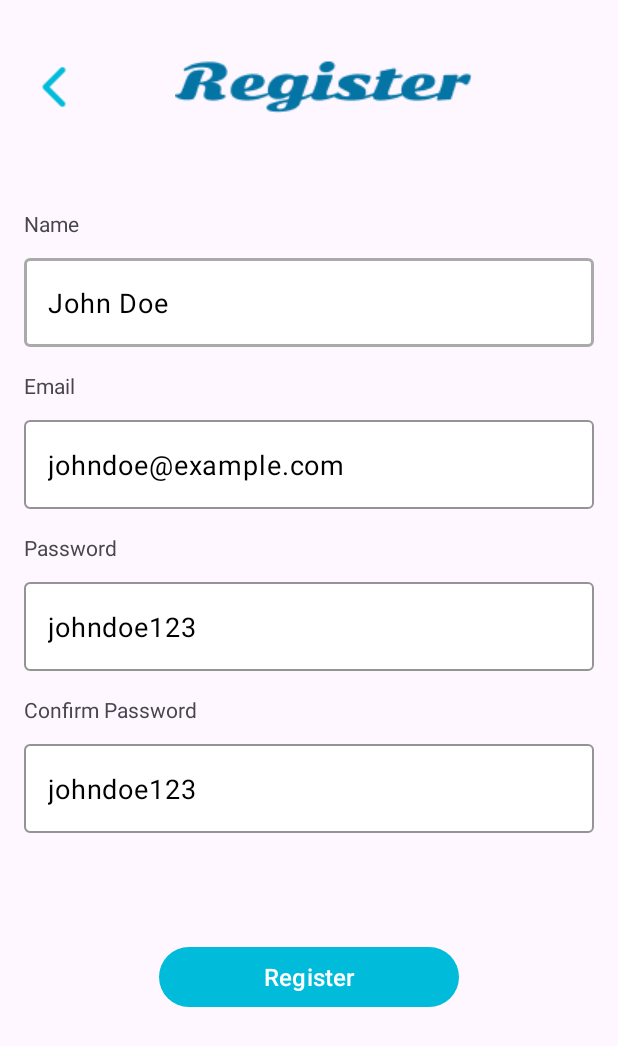
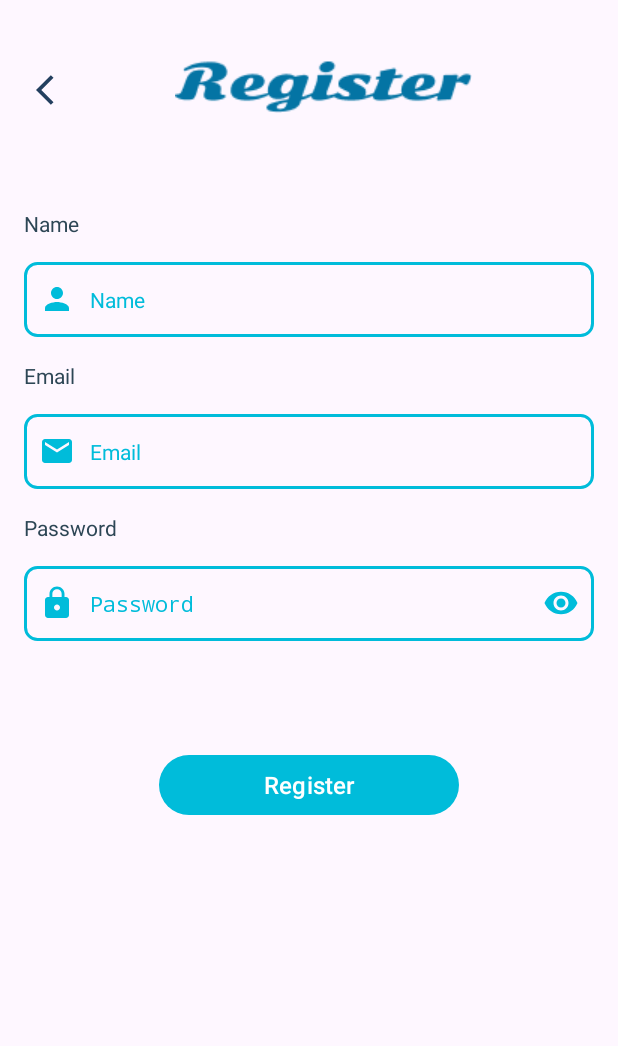
Before and after one commit to Kulinerin-Bangkit-Team-2024/Mobile-Development, an Android app: the RegisterActivity screen opened directly, with no data from a screen before it, on a phone screen of 412 x 824 dp. Shown: the top 1046 px of the screen. Run offline under Robolectric (Android 15) with nearby library versions, the phone set to English and light mode, and no system bars.

Commit message:
Creating custom view for input email, name, and password

```diff
--- a/app/src/main/java/com/bangkit/capstone/kulinerin/data/adapter/FoodAdapter.kt
+++ b/app/src/main/java/com/bangkit/capstone/kulinerin/data/adapter/FoodAdapter.kt
@@ -7,7 +7,10 @@ import com.bangkit.capstone.kulinerin.data.response.FoodsItem
 import com.bangkit.capstone.kulinerin.databinding.ItemFoodBinding
 import com.bumptech.glide.Glide
 
-class FoodAdapter(private val foodList: List<FoodsItem>) : RecyclerView.Adapter<FoodAdapter.FoodViewHolder>() {
+class FoodAdapter(
+    private val foodList: List<FoodsItem>
+
+) : RecyclerView.Adapter<FoodAdapter.FoodViewHolder>() {
 
     inner class FoodViewHolder(private val binding: ItemFoodBinding) : RecyclerView.ViewHolder(binding.root) {
         fun bind(foods: FoodsItem) {
--- /dev/null
+++ b/app/src/main/java/com/bangkit/capstone/kulinerin/ui/view/InputEmailView.kt
@@ -0,0 +1,77 @@
+package com.bangkit.capstone.kulinerin.ui.view
+
+import android.content.Context
+import android.text.Editable
+import android.text.InputType
+import android.text.TextWatcher
+import android.util.AttributeSet
+import android.util.Patterns
+import android.view.LayoutInflater
+import android.widget.LinearLayout
+import com.bangkit.capstone.kulinerin.R
+import com.bangkit.capstone.kulinerin.databinding.ViewInputBinding
+
+class InputEmailView @JvmOverloads constructor(
+    context: Context,
+    attrs: AttributeSet? = null,
+    defStyleAttr: Int = 0
+): LinearLayout(context, attrs, defStyleAttr) {
+    private val binding: ViewInputBinding =
+        ViewInputBinding.inflate(LayoutInflater.from(context), this)
+
+    init {
+        binding.etInput.apply {
+            inputType = InputType.TYPE_TEXT_VARIATION_EMAIL_ADDRESS
+            hint = context.getString(R.string.email)
+            setCompoundDrawablesWithIntrinsicBounds(
+                R.drawable.ic_email,
+                0,
+                0,
+                0
+            )
+
+            addTextChangedListener(object : TextWatcher {
+                override fun beforeTextChanged(
+                    s: CharSequence?,
+                    start: Int,
+                    count: Int,
+                    after: Int
+                ) {
+                }
+
+                override fun onTextChanged(s: CharSequence?, start: Int, before: Int, count: Int) {
+                    validateEmail()
+                }
+
+                override fun afterTextChanged(s: Editable?) {}
+            })
+        }
+
+        setOnClickListener{
+            binding.etInput.requestFocus()
+        }
+    }
+
+    private fun validateEmail() {
+        val email = binding.etInput.text?.toString()?.trim()
+        binding.etInput.error = if (!isValidEmail(email)) {
+            context.getString(R.string.error_invalid_email)
+        } else {
+            null
+        }
+    }
+
+    private fun isValidEmail(email: String?): Boolean {
+        return !email.isNullOrEmpty() && Patterns.EMAIL_ADDRESS.matcher(email).matches()
+    }
+
+    fun getEmail(): String = binding.etInput.text?.toString()?.trim() ?: ""
+
+    fun setEmail(email: String) {
+        binding.etInput.setText(email)
+    }
+
+    fun setError(errorMessage: String?) {
+        binding.etInput.error = errorMessage
+    }
+}
--- /dev/null
+++ b/app/src/main/java/com/bangkit/capstone/kulinerin/ui/view/InputNameView.kt
@@ -0,0 +1,66 @@
+package com.bangkit.capstone.kulinerin.ui.view
+
+import android.content.Context
+import android.text.Editable
+import android.text.InputType
+import android.text.TextWatcher
+import android.util.AttributeSet
+import android.view.LayoutInflater
+import android.widget.LinearLayout
+import com.bangkit.capstone.kulinerin.R
+import com.bangkit.capstone.kulinerin.databinding.ViewInputBinding
+
+class InputNameView @JvmOverloads constructor(
+    context: Context,
+    attrs: AttributeSet? = null,
+    defStyleAttr: Int = 0
+) : LinearLayout(context, attrs, defStyleAttr) {
+
+    private val binding: ViewInputBinding =
+        ViewInputBinding.inflate(LayoutInflater.from(context), this)
+
+    init {
+
+        binding.etInput.apply {
+            inputType = InputType.TYPE_CLASS_TEXT
+            hint = context.getString(R.string.name)
+            setCompoundDrawablesWithIntrinsicBounds(R.drawable.ic_person_db, 0, 0, 0)
+
+            addTextChangedListener(object : TextWatcher {
+                override fun beforeTextChanged(s: CharSequence?, start: Int, count: Int, after: Int) {}
+                override fun onTextChanged(s: CharSequence?, start: Int, before: Int, count: Int) {
+                    validateName()
+                }
+
+                override fun afterTextChanged(s: Editable?) {}
+            })
+        }
+
+        setOnClickListener {
+            binding.etInput.requestFocus()
+        }
+    }
+
+    private fun validateName() {
+        val name = binding.etInput.text?.toString()?.trim()
+        binding.etInput.error = if (!isValidName(name)) {
+            context.getString(R.string.error_invalid_name)
+        } else {
+            null
+        }
+    }
+
+    private fun isValidName(name: String?): Boolean {
+        return !name.isNullOrEmpty() && name.matches(Regex("^[a-zA-Z\\s]+$"))
+    }
+
+    fun getName(): String = binding.etInput.text?.toString()?.trim() ?: ""
+
+    fun setName(name: String) {
+        binding.etInput.setText(name)
+    }
+
+    fun setError(errorMessage: String?) {
+        binding.etInput.error = errorMessage
+    }
+}
--- /dev/null
+++ b/app/src/main/java/com/bangkit/capstone/kulinerin/ui/view/InputPasswordView.kt
@@ -0,0 +1,94 @@
+package com.bangkit.capstone.kulinerin.ui.view
+
+import android.annotation.SuppressLint
+import android.content.Context
+import android.text.Editable
+import android.text.InputType
+import android.text.TextWatcher
+import android.util.AttributeSet
+import android.view.LayoutInflater
+import android.view.MotionEvent
+import android.widget.LinearLayout
+import com.bangkit.capstone.kulinerin.R
+import com.bangkit.capstone.kulinerin.databinding.ViewInputBinding
+
+@SuppressLint("ClickableViewAccessibility")
+class InputPasswordView @JvmOverloads constructor(
+    context: Context,
+    attrs: AttributeSet? = null,
+    defStyleAttr: Int = 0
+) : LinearLayout(context, attrs, defStyleAttr) {
+
+    private val binding: ViewInputBinding =
+        ViewInputBinding.inflate(LayoutInflater.from(context), this)
+    private var isPasswordVisible = false
+
+    init {
+
+        binding.etInput.apply {
+            inputType = InputType.TYPE_CLASS_TEXT or InputType.TYPE_TEXT_VARIATION_PASSWORD
+            hint = context.getString(R.string.password)
+            setCompoundDrawablesWithIntrinsicBounds(R.drawable.ic_lock, 0, R.drawable.baseline_visibility_24, 0)
+
+            setOnTouchListener { _, event ->
+                if (event.action == MotionEvent.ACTION_UP) {
+                    val drawableEndIndex = 2
+                    if (compoundDrawables[drawableEndIndex] != null &&
+                        event.rawX >= right - compoundDrawables[drawableEndIndex].bounds.width()
+                    ) {
+                        togglePasswordVisibility()
+                        return@setOnTouchListener true
+                    }
+                }
+                false
+            }
+
+            addTextChangedListener(object : TextWatcher {
+                override fun beforeTextChanged(s: CharSequence?, start: Int, count: Int, after: Int) {}
+                override fun onTextChanged(s: CharSequence?, start: Int, before: Int, count: Int) {
+                    validatePasswordLength()
+                }
+
+                override fun afterTextChanged(s: Editable?) {}
+            })
+        }
+
+        setOnClickListener {
+            binding.etInput.requestFocus()
+        }
+    }
+
+    private fun togglePasswordVisibility() {
+        isPasswordVisible = !isPasswordVisible
+        binding.etInput.inputType = if (isPasswordVisible) {
+            InputType.TYPE_TEXT_VARIATION_VISIBLE_PASSWORD
+        } else {
+            InputType.TYPE_CLASS_TEXT or InputType.TYPE_TEXT_VARIATION_PASSWORD
+        }
+        binding.etInput.setCompoundDrawablesWithIntrinsicBounds(
+            R.drawable.ic_lock,
+            0,
+            if (isPasswordVisible) R.drawable.ic_visibility_off else R.drawable.baseline_visibility_24,
+            0
+        )
+        binding.etInput.setSelection(binding.etInput.text?.length ?: 0)
+    }
+
+    private fun validatePasswordLength() {
+        binding.etInput.error = if ((binding.etInput.text?.length ?: 0) < 8) {
+            context.getString(R.string.error_password_to_short)
+        } else {
+            null
+        }
+    }
+
+    fun getPassword(): String = binding.etInput.text?.toString()?.trim() ?: ""
+
+    fun setPassword(password: String) {
+        binding.etInput.setText(password)
+    }
+
+    fun setErrorMessage(errorMessage: String?) {
+        binding.etInput.error = errorMessage
+    }
+}
--- /dev/null
+++ b/app/src/main/res/drawable/baseline_visibility_24.xml
@@ -0,0 +1,5 @@
+<vector xmlns:android="http://schemas.android.com/apk/res/android" android:height="24dp" android:tint="#233F5F" android:viewportHeight="24" android:viewportWidth="24" android:width="24dp">
+
+    <path android:fillColor="@android:color/white" android:pathData="M12,4.5C7,4.5 2.73,7.61 1,12c1.73,4.39 6,7.5 11,7.5s9.27,-3.11 11,-7.5c-1.73,-4.39 -6,-7.5 -11,-7.5zM12,17c-2.76,0 -5,-2.24 -5,-5s2.24,-5 5,-5 5,2.24 5,5 -2.24,5 -5,5zM12,9c-1.66,0 -3,1.34 -3,3s1.34,3 3,3 3,-1.34 3,-3 -1.34,-3 -3,-3z"/>
+
+</vector>
--- /dev/null
+++ b/app/src/main/res/drawable/edit_text_background.xml
@@ -0,0 +1,8 @@
+<?xml version="1.0" encoding="utf-8"?>
+<shape xmlns:android="http://schemas.android.com/apk/res/android">
+    <solid android:color="@android:color/transparent" />
+    <stroke
+        android:width="2dp"
+        android:color="?attr/colorPrimary" />
+    <corners android:radius="8dp" />
+</shape>
--- /dev/null
+++ b/app/src/main/res/drawable/ic_back.xml
@@ -0,0 +1,5 @@
+<vector xmlns:android="http://schemas.android.com/apk/res/android" android:autoMirrored="true" android:height="24dp" android:tint="#233F5F" android:viewportHeight="24" android:viewportWidth="24" android:width="24dp">
+
+    <path android:fillColor="@android:color/white" android:pathData="M11.67,3.87L9.9,2.1 0,12l9.9,9.9 1.77,-1.77L3.54,12z"/>
+
+</vector>
--- /dev/null
+++ b/app/src/main/res/drawable/ic_email.xml
@@ -0,0 +1,5 @@
+<vector xmlns:android="http://schemas.android.com/apk/res/android" android:height="24dp" android:tint="#233F5F" android:viewportHeight="24" android:viewportWidth="24" android:width="24dp">
+
+    <path android:fillColor="@android:color/white" android:pathData="M20,4L4,4c-1.1,0 -1.99,0.9 -1.99,2L2,18c0,1.1 0.9,2 2,2h16c1.1,0 2,-0.9 2,-2L22,6c0,-1.1 -0.9,-2 -2,-2zM20,8l-8,5 -8,-5L4,6l8,5 8,-5v2z"/>
+
+</vector>
--- /dev/null
+++ b/app/src/main/res/drawable/ic_lock.xml
@@ -0,0 +1,5 @@
+<vector xmlns:android="http://schemas.android.com/apk/res/android" android:height="24dp" android:tint="#233F5F" android:viewportHeight="24" android:viewportWidth="24" android:width="24dp">
+
+    <path android:fillColor="@android:color/white" android:pathData="M18,8h-1L17,6c0,-2.76 -2.24,-5 -5,-5S7,3.24 7,6v2L6,8c-1.1,0 -2,0.9 -2,2v10c0,1.1 0.9,2 2,2h12c1.1,0 2,-0.9 2,-2L20,10c0,-1.1 -0.9,-2 -2,-2zM12,17c-1.1,0 -2,-0.9 -2,-2s0.9,-2 2,-2 2,0.9 2,2 -0.9,2 -2,2zM15.1,8L8.9,8L8.9,6c0,-1.71 1.39,-3.1 3.1,-3.1 1.71,0 3.1,1.39 3.1,3.1v2z"/>
+
+</vector>
--- /dev/null
+++ b/app/src/main/res/drawable/ic_person_db.xml
@@ -0,0 +1,5 @@
+<vector xmlns:android="http://schemas.android.com/apk/res/android" android:height="24dp" android:tint="#233F5F" android:viewportHeight="24" android:viewportWidth="24" android:width="24dp">
+
+    <path android:fillColor="@android:color/white" android:pathData="M12,12c2.21,0 4,-1.79 4,-4s-1.79,-4 -4,-4 -4,1.79 -4,4 1.79,4 4,4zM12,14c-2.67,0 -8,1.34 -8,4v2h16v-2c0,-2.66 -5.33,-4 -8,-4z"/>
+
+</vector>
--- /dev/null
+++ b/app/src/main/res/drawable/ic_visibility_off.xml
@@ -0,0 +1,5 @@
+<vector xmlns:android="http://schemas.android.com/apk/res/android" android:height="24dp" android:tint="#233F5F" android:viewportHeight="24" android:viewportWidth="24" android:width="24dp">
+
+    <path android:fillColor="@android:color/white" android:pathData="M12,7c2.76,0 5,2.24 5,5 0,0.65 -0.13,1.26 -0.36,1.83l2.92,2.92c1.51,-1.26 2.7,-2.89 3.43,-4.75 -1.73,-4.39 -6,-7.5 -11,-7.5 -1.4,0 -2.74,0.25 -3.98,0.7l2.16,2.16C10.74,7.13 11.35,7 12,7zM2,4.27l2.28,2.28 0.46,0.46C3.08,8.3 1.78,10.02 1,12c1.73,4.39 6,7.5 11,7.5 1.55,0 3.03,-0.3 4.38,-0.84l0.42,0.42L19.73,22 21,20.73 3.27,3 2,4.27zM7.53,9.8l1.55,1.55c-0.05,0.21 -0.08,0.43 -0.08,0.65 0,1.66 1.34,3 3,3 0.22,0 0.44,-0.03 0.65,-0.08l1.55,1.55c-0.67,0.33 -1.41,0.53 -2.2,0.53 -2.76,0 -5,-2.24 -5,-5 0,-0.79 0.2,-1.53 0.53,-2.2zM11.84,9.02l3.15,3.15 0.02,-0.16c0,-1.66 -1.34,-3 -3,-3l-0.17,0.01z"/>
+
+</vector>
--- a/app/src/main/res/layout/activity_register.xml
+++ b/app/src/main/res/layout/activity_register.xml
@@ -12,10 +12,10 @@
         android:layout_width="40dp"
         android:layout_height="wrap_content"
         android:layout_marginStart="16dp"
-        android:layout_marginTop="32dp"
+        android:layout_marginTop="48dp"
         android:src="@drawable/ic_back"
-        app:layout_constraintTop_toTopOf="parent"
-        app:layout_constraintStart_toStartOf="parent" />
+        app:layout_constraintStart_toStartOf="parent"
+        app:layout_constraintTop_toTopOf="parent" />
 
     <ImageView
         android:id="@+id/register_image"
@@ -37,34 +37,21 @@
         android:layout_marginEnd="16dp"
         android:text="@string/name"
         tools:layout_editor_absoluteX="0dp"
+        android:textColor="@color/dark_blue"
         app:layout_constraintTop_toBottomOf="@id/register_image" />
 
-    <com.google.android.material.textfield.TextInputLayout
-        android:id="@+id/input_layout_name"
+
+    <com.bangkit.capstone.kulinerin.ui.view.InputNameView
+        android:id="@+id/ed_input_name"
         android:layout_width="match_parent"
         android:layout_height="wrap_content"
-        android:layout_marginTop="8dp"
-        app:boxStrokeColor="@android:color/darker_gray"
-        app:boxBackgroundColor="@android:color/white"
-        app:hintEnabled="true"
-        app:hintAnimationEnabled="true"
-        app:boxStrokeWidth="1dp"
-        app:layout_constraintTop_toBottomOf="@id/tv_display_name"
         app:layout_constraintEnd_toEndOf="parent"
-        app:layout_constraintStart_toStartOf="parent">
+        app:layout_constraintStart_toStartOf="parent"
+        android:layout_marginVertical="16dp"
+        android:layout_marginStart="16dp"
+        android:layout_marginEnd="16dp"
+        app:layout_constraintTop_toBottomOf="@id/tv_display_name"/>
 
-        <com.google.android.material.textfield.TextInputEditText
-            android:id="@+id/tv_name_register"
-            android:layout_width="match_parent"
-            android:layout_height="wrap_content"
-            android:text="@string/dummy_name"
-            android:textColor="@android:color/black"
-            android:textSize="18sp"
-            android:layout_marginStart="16dp"
-            android:layout_marginEnd="16dp"
-            android:gravity="center_vertical" />
-
-    </com.google.android.material.textfield.TextInputLayout>
 
     <TextView
         android:id="@+id/tv_display_email"
@@ -75,35 +62,19 @@
         android:layout_marginEnd="16dp"
         android:text="@string/email"
         tools:layout_editor_absoluteX="0dp"
-        app:layout_constraintTop_toBottomOf="@id/input_layout_name" />
+        android:textColor="@color/dark_blue"
+        app:layout_constraintTop_toBottomOf="@id/ed_input_name" />
 
-    <com.google.android.material.textfield.TextInputLayout
-        android:id="@+id/input_layout_email"
+    <com.bangkit.capstone.kulinerin.ui.view.InputEmailView
+        android:id="@+id/ed_input_email"
         android:layout_width="match_parent"
         android:layout_height="wrap_content"
-        android:layout_marginTop="8dp"
-        app:boxStrokeColor="@android:color/darker_gray"
-        app:boxBackgroundColor="@android:color/white"
-        app:hintEnabled="true"
-        app:hintAnimationEnabled="true"
-        app:boxStrokeWidth="1dp"
-        app:layout_constraintTop_toBottomOf="@id/tv_display_email"
         app:layout_constraintEnd_toEndOf="parent"
-        app:layout_constraintStart_toStartOf="parent">
-
-        <com.google.android.material.textfield.TextInputEditText
-            android:id="@+id/tv_email_register"
-            android:layout_width="match_parent"
-            android:layout_height="wrap_content"
-            android:text="@string/dummy_email"
-            android:textColor="@android:color/black"
-            android:textSize="18sp"
-            android:layout_marginStart="16dp"
-            android:layout_marginEnd="16dp"
-            android:gravity="center_vertical" />
-
-    </com.google.android.material.textfield.TextInputLayout>
-
+        app:layout_constraintStart_toStartOf="parent"
+        android:layout_marginVertical="16dp"
+        android:layout_marginStart="16dp"
+        android:layout_marginEnd="16dp"
+        app:layout_constraintTop_toBottomOf="@id/tv_display_email"/>
 
     <TextView
         android:id="@+id/tv_display_password"
@@ -113,77 +84,26 @@
         android:layout_marginStart="16dp"
         android:layout_marginEnd="16dp"
         android:text="@string/password"
-        app:layout_constraintTop_toBottomOf="@+id/input_layout_email"
+        app:layout_constraintTop_toBottomOf="@+id/ed_input_email"
+        android:textColor="@color/dark_blue"
         tools:layout_editor_absoluteX="0dp" />
 
-    <com.google.android.material.textfield.TextInputLayout
-        android:id="@+id/input_layout_password"
+    <com.bangkit.capstone.kulinerin.ui.view.InputPasswordView
+        android:id="@+id/ed_input_password"
         android:layout_width="match_parent"
         android:layout_height="wrap_content"
-        android:layout_marginTop="8dp"
-        app:boxBackgroundColor="@android:color/white"
-        app:boxStrokeColor="@android:color/darker_gray"
-        app:boxStrokeWidth="1dp"
-        app:hintAnimationEnabled="true"
-        app:hintEnabled="true"
         app:layout_constraintEnd_toEndOf="parent"
         app:layout_constraintStart_toStartOf="parent"
-        app:layout_constraintTop_toBottomOf="@id/tv_display_password">
-
-        <com.google.android.material.textfield.TextInputEditText
-            android:id="@+id/tv_password_register"
-            android:layout_width="match_parent"
-            android:layout_height="wrap_content"
-            android:layout_marginStart="16dp"
-            android:layout_marginEnd="16dp"
-            android:gravity="center_vertical"
-            android:text="@string/dummy_password"
-            android:textColor="@android:color/black"
-            android:textSize="18sp" />
-    </com.google.android.material.textfield.TextInputLayout>
-
-    <TextView
-        android:id="@+id/tv_display_confirm_password"
-        android:layout_width="match_parent"
-        android:layout_height="wrap_content"
-        android:layout_marginTop="16dp"
+        android:layout_marginVertical="16dp"
         android:layout_marginStart="16dp"
         android:layout_marginEnd="16dp"
-        android:text="@string/confirm_password"
-        app:layout_constraintTop_toBottomOf="@+id/input_layout_password"
-        tools:layout_editor_absoluteX="0dp" />
-
-    <com.google.android.material.textfield.TextInputLayout
-        android:id="@+id/input_layout_confirm_password"
-        android:layout_width="match_parent"
-        android:layout_height="wrap_content"
-        android:layout_marginTop="8dp"
-        app:boxBackgroundColor="@android:color/white"
-        app:boxStrokeColor="@android:color/darker_gray"
-        app:boxStrokeWidth="1dp"
-        app:hintAnimationEnabled="true"
-        app:hintEnabled="true"
-        app:layout_constraintEnd_toEndOf="parent"
-        app:layout_constraintStart_toStartOf="parent"
-        app:layout_constraintTop_toBottomOf="@id/tv_display_confirm_password">
-
-        <com.google.android.material.textfield.TextInputEditText
-            android:id="@+id/tv_confirm_password_register"
-            android:layout_width="match_parent"
-            android:layout_height="wrap_content"
-            android:layout_marginStart="16dp"
-            android:layout_marginEnd="16dp"
-            android:gravity="center_vertical"
-            android:text="@string/dummy_password"
-            android:textColor="@android:color/black"
-            android:textSize="18sp" />
-    </com.google.android.material.textfield.TextInputLayout>
+        app:layout_constraintTop_toBottomOf="@id/tv_display_password"/>
 
     <Button
         android:id="@+id/btn_register"
         android:layout_width="200dp"
         android:layout_height="wrap_content"
-        app:layout_constraintTop_toBottomOf="@id/input_layout_confirm_password"
+        app:layout_constraintTop_toBottomOf="@id/ed_input_password"
         app:layout_constraintEnd_toEndOf="parent"
         app:layout_constraintStart_toStartOf="parent"
         android:layout_marginTop="72dp"
--- /dev/null
+++ b/app/src/main/res/layout/view_input.xml
@@ -0,0 +1,14 @@
+<?xml version="1.0" encoding="utf-8"?>
+<merge xmlns:android="http://schemas.android.com/apk/res/android"
+    android:layout_width="match_parent"
+    android:layout_height="match_parent">
+
+    <androidx.appcompat.widget.AppCompatEditText
+        android:id="@+id/et_input"
+        style="@style/Widget.KulinerIn.InputField"
+        android:importantForAutofill="no"
+        android:drawableTint="?attr/colorAccent"
+        android:drawablePadding="10dp"
+        android:textColorHint="?attr/colorAccent"/>
+
+</merge>
--- a/app/src/main/res/values/strings.xml
+++ b/app/src/main/res/values/strings.xml
@@ -31,4 +31,8 @@
     <string name="food_region">Asal Daerah</string>
     <string name="gallery_button">Gallery Button</string>
     <string name="dark_mode">Dark Mode</string>
+    <string name="error_invalid_email">Please input a valid email address</string>
+    <string name="error_invalid_name">Please input a valid name</string>
+    <string name="error_password_to_short">Password is less than 8 characters</string>
+    <string name="go_to_register">Don\'t have an account? Let\'s log in</string>
 </resources>
--- a/app/src/main/res/values/themes.xml
+++ b/app/src/main/res/values/themes.xml
@@ -86,4 +86,15 @@
     </style>
     <!-- STYLE SEARCHVIEW -->
 
+    <!-- STYLE INPUT -->
+    <style name="Widget.KulinerIn.InputField" parent="Widget.Material3.TextInputLayout.FilledBox.Dense">
+        <item name="android:layout_width">match_parent</item>
+        <item name="android:layout_height">50dp</item>
+        <item name="android:background">@drawable/edit_text_background</item>
+        <item name="android:drawablePadding">10dp</item>
+        <item name="android:padding">10dp</item>
+        <item name="android:drawableTint">?attr/colorAccent</item>
+    </style>
+    <!-- STYLE INPUT -->
+
 </resources>
```
Also changed, not shown: app/src/main/res/layout/activity_login.xml (+28 -45 lines), app/src/main/res/drawable/ic_back.png (deleted).
